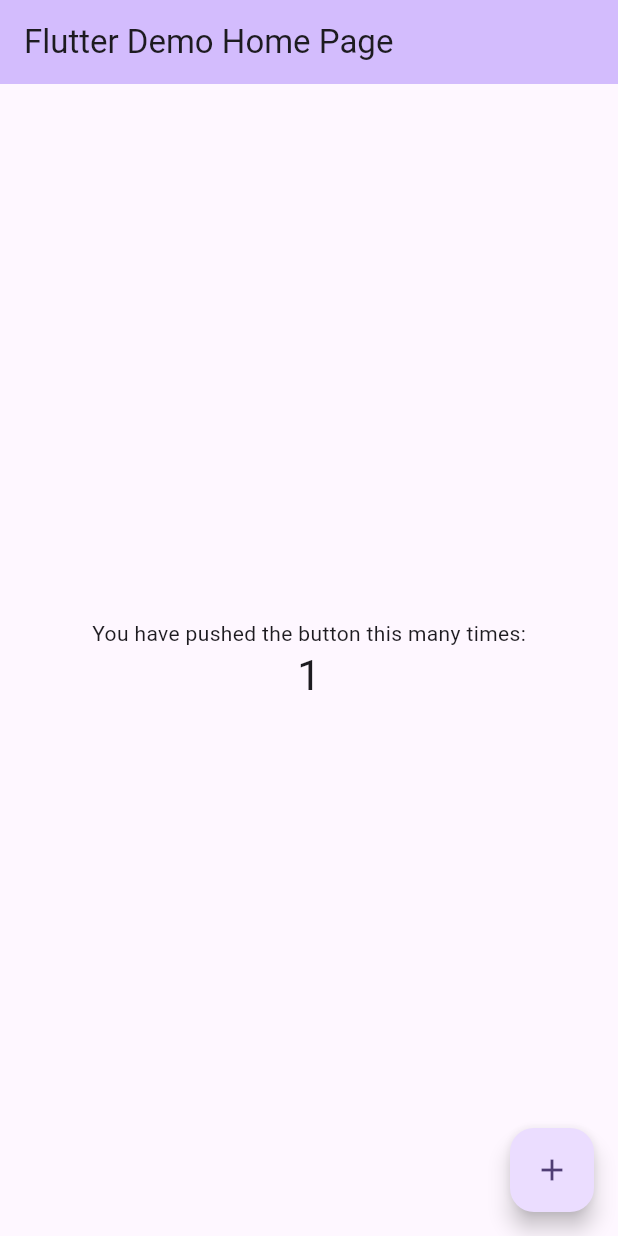
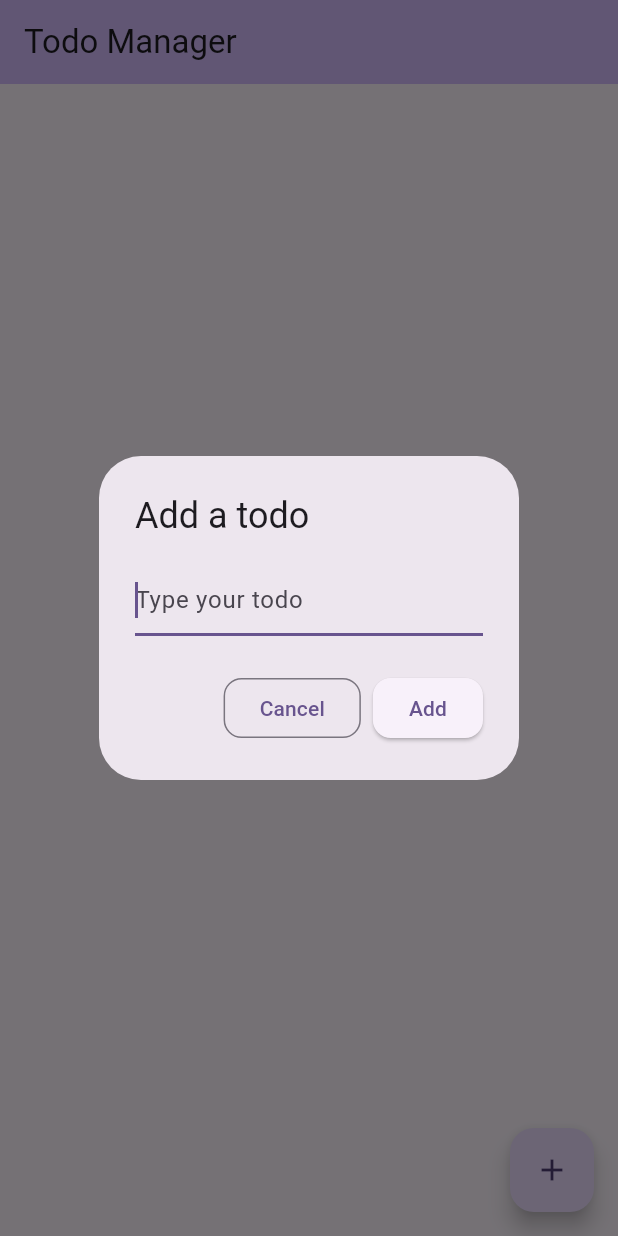
Before and after one commit to emmaephrim/Flutter-todo-app, a Flutter app: the screen it shows after launch, after a tap on the "add" icon, on a phone screen of 412 x 824 dp. Run offline on Flutter 3.47's test engine with Material 3 defaults, Android fonts, the phone set to English and light mode, and no system bars.

Commit message:
feat(home): alertDialog imp

```diff
--- a/lib/main.dart
+++ b/lib/main.dart
@@ -1,4 +1,5 @@
 import 'package:flutter/material.dart';
+import 'package:flutter_todo_app/todo.dart';
 
 void main() {
   runApp(const TodoApp());
@@ -11,31 +12,76 @@ class TodoApp extends StatelessWidget {
   @override
   Widget build(BuildContext context) {
     return MaterialApp(
-      title: 'Flutter Demo',
+      title: 'Todo Manager',
       theme: ThemeData(
         colorScheme: ColorScheme.fromSeed(seedColor: Colors.deepPurple),
         useMaterial3: true,
       ),
-      home: const MyHomePage(title: 'Flutter Demo Home Page'),
+      home: const TodoList(title: 'Todo Manager'),
     );
   }
 }
 
-class MyHomePage extends StatefulWidget {
-  const MyHomePage({super.key, required this.title});
+class TodoList extends StatefulWidget {
+  const TodoList({super.key, required this.title});
   final String title;
 
   @override
-  State<MyHomePage> createState() => _MyHomePageState();
+  State<TodoList> createState() => _TodoListState();
 }
 
-class _MyHomePageState extends State<MyHomePage> {
-  int _counter = 0;
+class _TodoListState extends State<TodoList> {
+  final List<Todo> _todos = <Todo>[];
+  final TextEditingController _textFieldController = TextEditingController();
 
-  void _incrementCounter() {
+  void _addTodoItem(String name) {
     setState(() {
-      _counter++;
+      _todos.add(Todo(name: name, completed: false));
+      _textFieldController.clear();
     });
+  }
+
+  Future<void> _displayDialog() async {
+    return showDialog<void>(
+      context: context,
+      // T: false,
+      barrierDismissible: false,
+      builder: (BuildContext context) {
+        return AlertDialog(
+          title: const Text('Add a todo'),
+          content: TextField(
+            controller: _textFieldController,
+            decoration: const InputDecoration(hintText: 'Type your todo'),
+            autofocus: true,
+          ),
+          actions: <Widget>[
+            OutlinedButton(
+              style: OutlinedButton.styleFrom(
+                shape: RoundedRectangleBorder(
+                  borderRadius: BorderRadius.circular(12),
+                ),
+              ),
+              onPressed: () {
+                Navigator.of(context).pop();
+              },
+              child: const Text('Cancel'),
+            ),
+            ElevatedButton(
+              style: ElevatedButton.styleFrom(
+                shape: RoundedRectangleBorder(
+                  borderRadius: BorderRadius.circular(12),
+                ),
+              ),
+              onPressed: () {
+                Navigator.of(context).pop();
+                _addTodoItem(_textFieldController.text);
+              },
+              child: const Text('Add'),
+            ),
+          ],
+        );
+      },
+    );
   }
 
   @override
@@ -48,20 +94,12 @@ class _MyHomePageState extends State<MyHomePage> {
       body: Center(
         child: Column(
           mainAxisAlignment: MainAxisAlignment.center,
-          children: <Widget>[
-            const Text(
-              'You have pushed the button this many times:',
-            ),
-            Text(
-              '$_counter',
-              style: Theme.of(context).textTheme.headlineMedium,
-            ),
-          ],
+          children: <Widget>[],
         ),
       ),
       floatingActionButton: FloatingActionButton(
-        onPressed: _incrementCounter,
-        tooltip: 'Increment',
+        onPressed: () => _displayDialog(),
+        tooltip: 'Add a Todo',
         child: const Icon(Icons.add),
       ), // This trailing comma makes auto-formatting nicer for build methods.
     );
--- /dev/null
+++ b/lib/todo.dart
@@ -0,0 +1,5 @@
+class Todo {
+  Todo({required this.name, required this.completed});
+  String name;
+  bool completed;
+}
```
